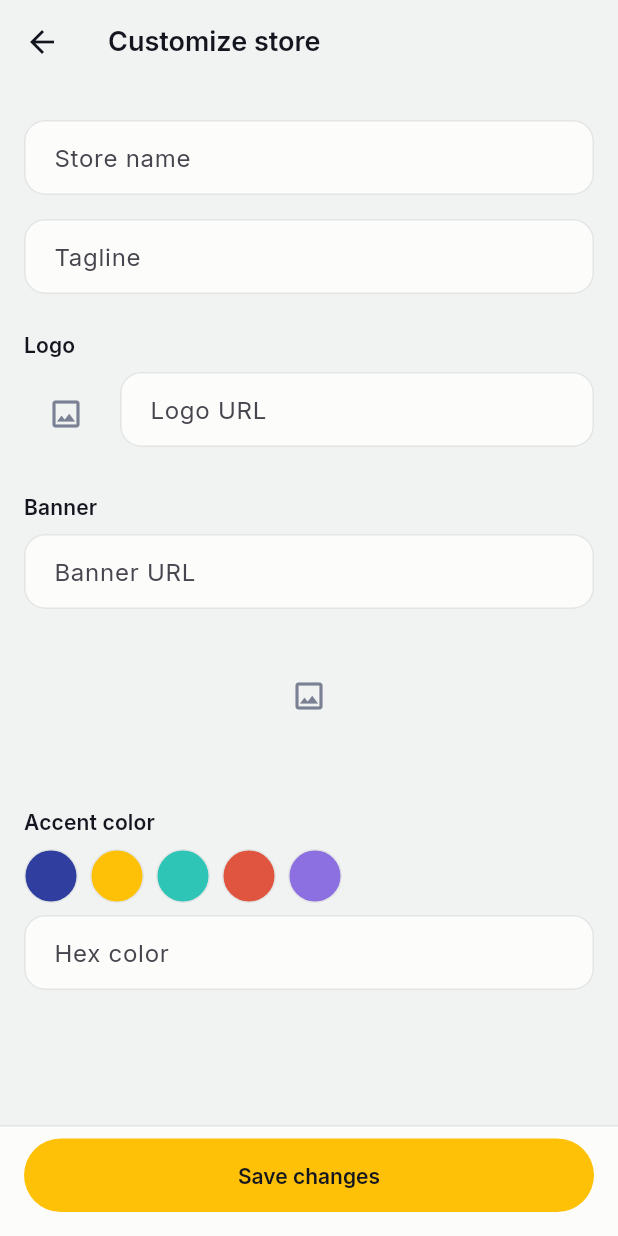
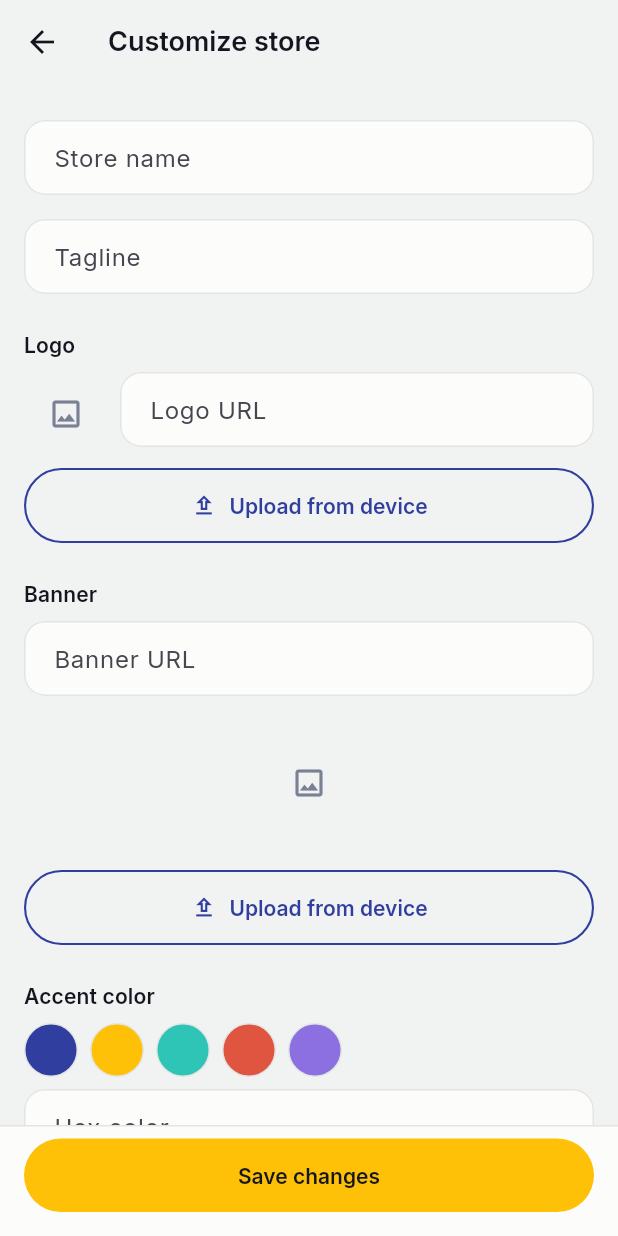
Before and after one commit to Gilliam-20/Sellora, a Flutter app: the StoreCustomizeView screen opened by its route, on a phone screen of 412 x 824 dp. Run offline on Flutter 3.47's test engine with Material 3 defaults, Android fonts, the phone set to English and light mode, and no system bars; our stand-ins replace cached_network_image, cloud_firestore, dio, firebase_auth, firebase_core, get and 3 more; accounts and stored records are empty.

Commit message:
store builder functionality

```diff
--- a/lib/modules/seller/store_customize/store_customize_view.dart
+++ b/lib/modules/seller/store_customize/store_customize_view.dart
@@ -5,6 +5,7 @@ import 'package:get/get.dart';
 import '../../../app/theme/app_colors.dart';
 import '../../../app/theme/app_metrics.dart';
 import '../../../core/utils/color_utils.dart';
+import '../../../core/utils/image_data_url.dart';
 import '../../../core/utils/responsive.dart';
 import '../../../core/utils/validators.dart';
 import '../../../core/widgets/common.dart';
@@ -47,7 +48,8 @@ class StoreCustomizeView extends GetView<StoreCustomizeController> {
             TextField(
               controller: controller.taglineCtrl,
               decoration: const InputDecoration(
-                  labelText: 'Tagline', hintText: 'A short line under your name'),
+                  labelText: 'Tagline',
+                  hintText: 'A short line under your name'),
             ),
             const SizedBox(height: AppSpacing.lg),
             Text('Logo', style: Theme.of(context).textTheme.titleSmall),
@@ -55,7 +57,8 @@ class StoreCustomizeView extends GetView<StoreCustomizeController> {
             Row(
               crossAxisAlignment: CrossAxisAlignment.start,
               children: [
-                _ImagePreview(controller: controller.logoUrlCtrl, isCircle: true),
+                _ImagePreview(
+                    controller: controller.logoUrlCtrl, isCircle: true),
                 const SizedBox(width: AppSpacing.sm),
                 Expanded(
                   child: TextField(
@@ -65,6 +68,20 @@ class StoreCustomizeView extends GetView<StoreCustomizeController> {
                 ),
               ],
             ),
+            const SizedBox(height: AppSpacing.sm),
+            Obx(() => OutlinedButton.icon(
+                  onPressed: controller.isPickingLogo.value
+                      ? null
+                      : controller.pickLogo,
+                  icon: controller.isPickingLogo.value
+                      ? const SizedBox(
+                          width: 16,
+                          height: 16,
+                          child: CircularProgressIndicator(strokeWidth: 2),
+                        )
+                      : const Icon(Icons.upload_outlined),
+                  label: const Text('Upload from device'),
+                )),
             const SizedBox(height: AppSpacing.lg),
             Text('Banner', style: Theme.of(context).textTheme.titleSmall),
             const SizedBox(height: AppSpacing.sm),
@@ -73,7 +90,22 @@ class StoreCustomizeView extends GetView<StoreCustomizeController> {
               decoration: const InputDecoration(labelText: 'Banner URL'),
             ),
             const SizedBox(height: AppSpacing.sm),
-            _ImagePreview(controller: controller.bannerUrlCtrl, isCircle: false),
+            _ImagePreview(
+                controller: controller.bannerUrlCtrl, isCircle: false),
+            const SizedBox(height: AppSpacing.sm),
+            Obx(() => OutlinedButton.icon(
+                  onPressed: controller.isPickingBanner.value
+                      ? null
+                      : controller.pickBanner,
+                  icon: controller.isPickingBanner.value
+                      ? const SizedBox(
+                          width: 16,
+                          height: 16,
+                          child: CircularProgressIndicator(strokeWidth: 2),
+                        )
+                      : const Icon(Icons.upload_outlined),
+                  label: const Text('Upload from device'),
+                )),
             const SizedBox(height: AppSpacing.lg),
             Text('Accent color', style: Theme.of(context).textTheme.titleSmall),
             const SizedBox(height: AppSpacing.sm),
@@ -98,7 +130,8 @@ class StoreCustomizeView extends GetView<StoreCustomizeController> {
                         ),
                       ),
                       child: selected
-                          ? const Icon(Icons.check, color: AppColors.cloud, size: 18)
+                          ? const Icon(Icons.check,
+                              color: AppColors.cloud, size: 18)
                           : null,
                     ),
                   );
@@ -131,8 +164,7 @@ class StoreCustomizeView extends GetView<StoreCustomizeController> {
       bottomNavigationBar: Obx(() => BottomActionBar(
             label: 'Save changes',
             isLoading: controller.isSaving.value,
-            onPressed:
-                controller.isSaving.value ? null : () => _save(context),
+            onPressed: controller.isSaving.value ? null : () => _save(context),
           )),
     );
   }
@@ -158,9 +190,22 @@ class _ImagePreview extends StatelessWidget {
       animation: controller,
       builder: (context, _) {
         final url = controller.text.trim();
-        final child = url.isEmpty
+        Widget child;
+        if (url.isEmpty) {
+          child = placeholder;
+        } else if (isDataUrl(url)) {
+          final bytes = decodeDataUrl(url);
+          child = bytes == null
               ? placeholder
-            : CachedNetworkImage(
+              : Image.memory(
+                  bytes,
+                  width: size,
+                  height: height,
+                  fit: BoxFit.cover,
+                  errorBuilder: (_, __, ___) => placeholder,
+                );
+        } else {
+          child = CachedNetworkImage(
             imageUrl: url,
             width: size,
             height: height,
@@ -168,6 +213,7 @@ class _ImagePreview extends StatelessWidget {
             placeholder: (_, __) => placeholder,
             errorWidget: (_, __, ___) => placeholder,
           );
+        }
         return ClipRRect(
           borderRadius: isCircle
               ? BorderRadius.circular(28)
```
Also changed, not shown: lib/core/utils/image_data_url.dart (added, +46 -0 lines), lib/modules/seller/store_customize/store_customize_controller.dart (+33 -0 lines), lib/modules/storefront/storefront_view.dart (+40 -14 lines), pubspec.yaml (+8 -2 lines), pubspec.lock, 3 other files. Lines whose indentation alone changed are shown as unchanged.
